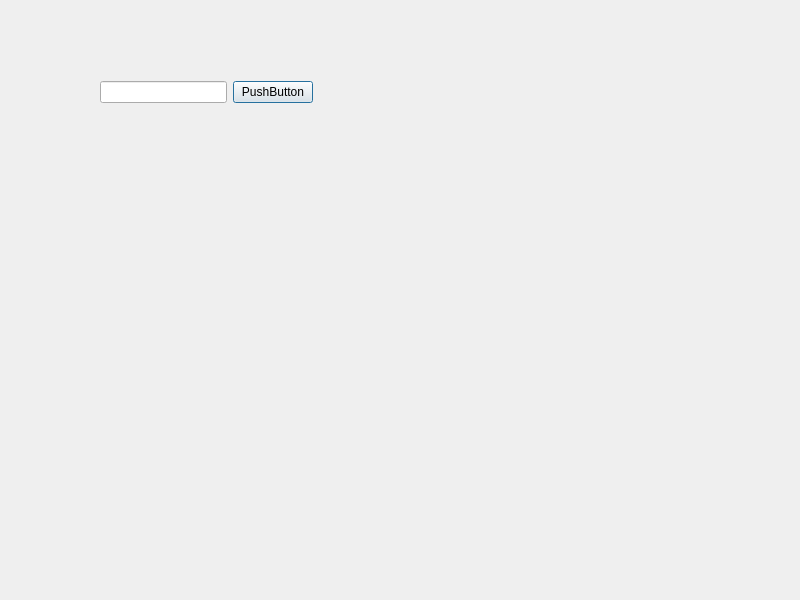
Before: the Qt Designer form app/qt_app/dialog.ui in jelenaopr/i2c-driver, drawn with Qt 5.
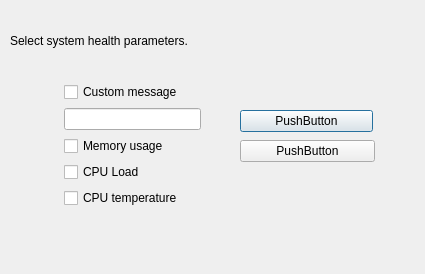
After: the same form once the commit is applied.

Commit message: simple gui for system health monitoring

Diff of the .ui file:
```diff
--- a/app/qt_app/dialog.ui
+++ b/app/qt_app/dialog.ui
@@ -6,32 +6,104 @@
    <rect>
     <x>0</x>
     <y>0</y>
-    <width>800</width>
-    <height>600</height>
+    <width>425</width>
+    <height>274</height>
    </rect>
   </property>
   <property name="windowTitle">
    <string>Dialog</string>
   </property>
-  <widget class="QWidget" name="">
+  <widget class="QPushButton" name="pushButton">
    <property name="geometry">
     <rect>
-     <x>100</x>
-     <y>80</y>
-     <width>213</width>
-     <height>24</height>
+     <x>240</x>
+     <y>110</y>
+     <width>133</width>
+     <height>22</height>
     </rect>
    </property>
-   <layout class="QHBoxLayout" name="horizontalLayout">
+   <property name="text">
+    <string>PushButton</string>
+   </property>
+  </widget>
+  <widget class="QPushButton" name="pushButton_2">
+   <property name="geometry">
+    <rect>
+     <x>240</x>
+     <y>140</y>
+     <width>135</width>
+     <height>22</height>
+    </rect>
+   </property>
+   <property name="text">
+    <string>PushButton</string>
+   </property>
+  </widget>
+  <widget class="QLabel" name="label">
+   <property name="geometry">
+    <rect>
+     <x>10</x>
+     <y>30</y>
+     <width>321</width>
+     <height>21</height>
+    </rect>
+   </property>
+   <property name="text">
+    <string>Select system health parameters.</string>
+   </property>
+  </widget>
+  <widget class="QWidget" name="layoutWidget">
+   <property name="geometry">
+    <rect>
+     <x>64</x>
+     <y>50</y>
+     <width>137</width>
+     <height>190</height>
+    </rect>
+   </property>
+   <layout class="QVBoxLayout" name="verticalLayout_4">
     <item>
-     <widget class="QLineEdit" name="lineEdit"/>
-    </item>
-    <item>
-     <widget class="QPushButton" name="pushButton">
-      <property name="text">
-       <string>PushButton</string>
-      </property>
-     </widget>
+     <layout class="QVBoxLayout" name="verticalLayout_3">
+      <item>
+       <layout class="QVBoxLayout" name="verticalLayout_2">
+        <item>
+         <layout class="QVBoxLayout" name="verticalLayout">
+          <item>
+           <widget class="QCheckBox" name="checkBox">
+            <property name="text">
+             <string>Custom message</string>
+            </property>
+           </widget>
+          </item>
+          <item>
+           <widget class="QLineEdit" name="lineEdit"/>
+          </item>
+         </layout>
+        </item>
+        <item>
+         <widget class="QCheckBox" name="checkBox_2">
+          <property name="text">
+           <string>Memory usage</string>
+          </property>
+         </widget>
+        </item>
+        <item>
+         <widget class="QCheckBox" name="checkBox_3">
+          <property name="text">
+           <string>CPU Load</string>
+          </property>
+         </widget>
+        </item>
+        <item>
+         <widget class="QCheckBox" name="checkBox_4">
+          <property name="text">
+           <string>CPU temperature</string>
+          </property>
+         </widget>
+        </item>
+       </layout>
+      </item>
+     </layout>
     </item>
    </layout>
   </widget>
```
The commit also changes 3 other files.
